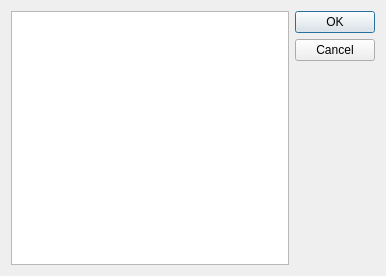
This is src/temporary/winetrickshelp.ui in brezerk/q4wine as Qt 5 draws it before an edit. The edited form follows.
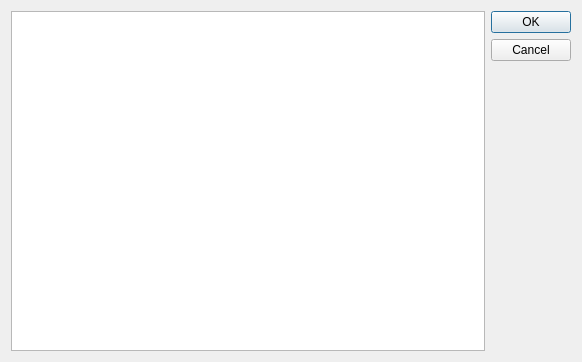
This is the edited form.

Diff of the .ui file:
```diff
--- a/src/temporary/winetrickshelp.ui
+++ b/src/temporary/winetrickshelp.ui
@@ -6,8 +6,8 @@
    <rect>
     <x>0</x>
     <y>0</y>
-    <width>386</width>
-    <height>276</height>
+    <width>582</width>
+    <height>362</height>
    </rect>
   </property>
   <property name="windowTitle">
```
Left out of the diff: 3 changed lines with no effect on the pictures.
